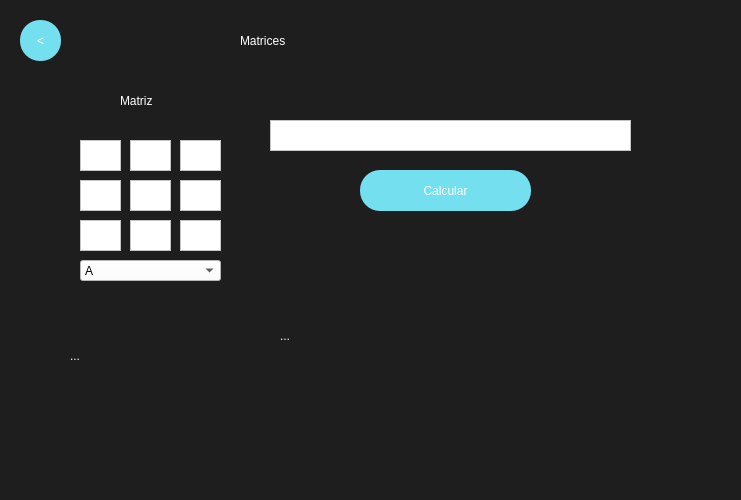
XMunteR/Calculadora, file OpMatrisesSimple3x3.ui: the form before one commit.
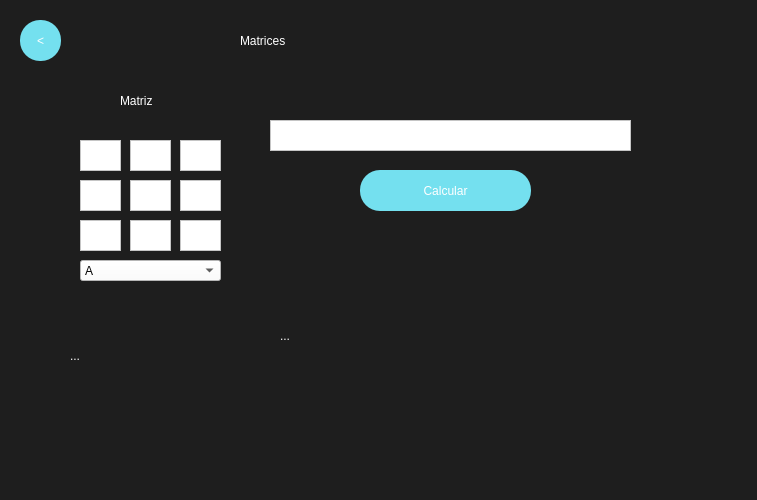
The form after the commit.

The edit to the form file:
```diff
--- a/OpMatrisesSimple3x3.ui
+++ b/OpMatrisesSimple3x3.ui
@@ -6,7 +6,7 @@
    <rect>
     <x>0</x>
     <y>0</y>
-    <width>741</width>
+    <width>757</width>
     <height>500</height>
    </rect>
   </property>
```
